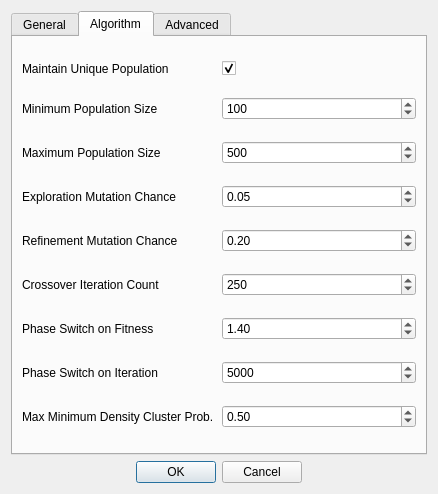
Qt form Qt_project/graph/settingsdialog.ui (RochauD/Clusterer) before a commit.
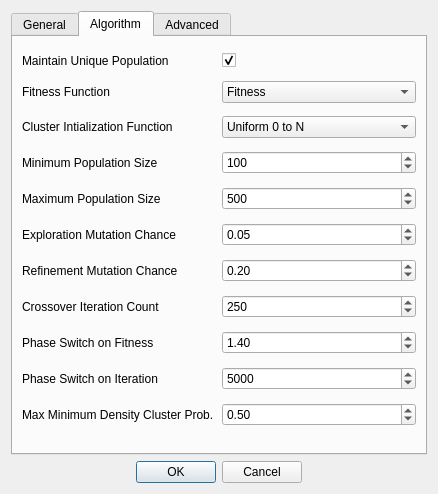
The same form after that commit. The open tabs and pages were chosen to show the change.

Commit message: Updated settings dialog, fixed some documentation

The edit to the form file:
```diff
--- a/Qt_project/graph/settingsdialog.ui
+++ b/Qt_project/graph/settingsdialog.ui
@@ -153,14 +153,14 @@
        <string>Algorithm</string>
       </attribute>
       <layout class="QGridLayout" name="gridLayout_4">
-       <item row="3" column="0">
+       <item row="5" column="0">
         <widget class="QLabel" name="label_9">
          <property name="text">
           <string>Exploration Mutation Chance</string>
          </property>
         </widget>
        </item>
-       <item row="2" column="1">
+       <item row="4" column="1">
         <widget class="QSpinBox" name="maxPopulation">
          <property name="maximum">
           <number>9999999</number>
@@ -170,10 +170,10 @@
          </property>
         </widget>
        </item>
-       <item row="6" column="1">
+       <item row="8" column="1">
         <widget class="QDoubleSpinBox" name="phaseSwitchFitness">
          <property name="maximum">
-          <double>2.000000000000000</double>
+          <double>9999.000000000000000</double>
          </property>
          <property name="singleStep">
           <double>0.010000000000000</double>
@@ -183,21 +183,21 @@
          </property>
         </widget>
        </item>
-       <item row="7" column="0">
+       <item row="9" column="0">
         <widget class="QLabel" name="label_13">
          <property name="text">
           <string>Phase Switch on Iteration</string>
          </property>
         </widget>
        </item>
-       <item row="5" column="0">
+       <item row="7" column="0">
         <widget class="QLabel" name="label_11">
          <property name="text">
           <string>Crossover Iteration Count</string>
          </property>
         </widget>
        </item>
-       <item row="7" column="1">
+       <item row="9" column="1">
         <widget class="QSpinBox" name="phaseSwitchIteration">
          <property name="maximum">
           <number>999999999</number>
@@ -214,7 +214,7 @@
          </property>
         </widget>
        </item>
-       <item row="5" column="1">
+       <item row="7" column="1">
         <widget class="QSpinBox" name="crossoverIter">
          <property name="maximum">
           <number>9999999</number>
@@ -224,14 +224,14 @@
          </property>
         </widget>
        </item>
-       <item row="6" column="0">
+       <item row="8" column="0">
         <widget class="QLabel" name="label_12">
          <property name="text">
           <string>Phase Switch on Fitness</string>
          </property>
         </widget>
        </item>
-       <item row="4" column="1">
+       <item row="6" column="1">
         <widget class="QDoubleSpinBox" name="refinementMutChance">
          <property name="suffix">
           <string/>
@@ -247,14 +247,14 @@
          </property>
         </widget>
        </item>
-       <item row="4" column="0">
+       <item row="6" column="0">
         <widget class="QLabel" name="label_10">
          <property name="text">
           <string>Refinement Mutation Chance</string>
          </property>
         </widget>
        </item>
-       <item row="3" column="1">
+       <item row="5" column="1">
         <widget class="QDoubleSpinBox" name="explorationMutChance">
          <property name="maximum">
           <double>1.000000000000000</double>
@@ -267,7 +267,7 @@
          </property>
         </widget>
        </item>
-       <item row="1" column="1">
+       <item row="3" column="1">
         <widget class="QSpinBox" name="minPopulation">
          <property name="maximum">
           <number>9999999</number>
@@ -277,7 +277,7 @@
          </property>
         </widget>
        </item>
-       <item row="2" column="0">
+       <item row="4" column="0">
         <widget class="QLabel" name="label_8">
          <property name="text">
           <string>Maximum Population Size</string>
@@ -294,21 +294,21 @@
          </property>
         </widget>
        </item>
-       <item row="1" column="0">
+       <item row="3" column="0">
         <widget class="QLabel" name="label_7">
          <property name="text">
           <string>Minimum Population Size</string>
          </property>
         </widget>
        </item>
-       <item row="8" column="0">
+       <item row="10" column="0">
         <widget class="QLabel" name="label_14">
          <property name="text">
           <string>Max Minimum Density Cluster Prob.</string>
          </property>
         </widget>
        </item>
-       <item row="8" column="1">
+       <item row="10" column="1">
         <widget class="QDoubleSpinBox" name="valiParam">
          <property name="maximum">
           <double>1.000000000000000</double>
@@ -321,6 +321,53 @@
          </property>
         </widget>
        </item>
+       <item row="1" column="0">
+        <widget class="QLabel" name="label_21">
+         <property name="text">
+          <string>Fitness Function</string>
+         </property>
+        </widget>
+       </item>
+       <item row="1" column="1">
+        <widget class="QComboBox" name="fitnessFunction">
+         <item>
+          <property name="text">
+           <string>Fitness</string>
+          </property>
+         </item>
+         <item>
+          <property name="text">
+           <string>MQ</string>
+          </property>
+         </item>
+         <item>
+          <property name="text">
+           <string>Performance</string>
+          </property>
+         </item>
+        </widget>
+       </item>
+       <item row="2" column="0">
+        <widget class="QLabel" name="label_22">
+         <property name="text">
+          <string>Cluster Intialization Function</string>
+         </property>
+        </widget>
+       </item>
+       <item row="2" column="1">
+        <widget class="QComboBox" name="clusterInitFunc">
+         <item>
+          <property name="text">
+           <string>Uniform 0 to N</string>
+          </property>
+         </item>
+         <item>
+          <property name="text">
+           <string>Exactly N clusters</string>
+          </property>
+         </item>
+        </widget>
+       </item>
       </layout>
      </widget>
      <widget class="QWidget" name="tab_6">
```
Left out of the diff: 33 changed lines with no effect on the pictures. The commit also changes 5 other files.
